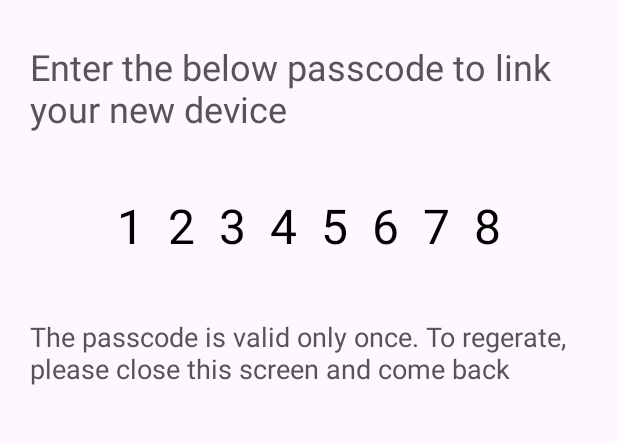
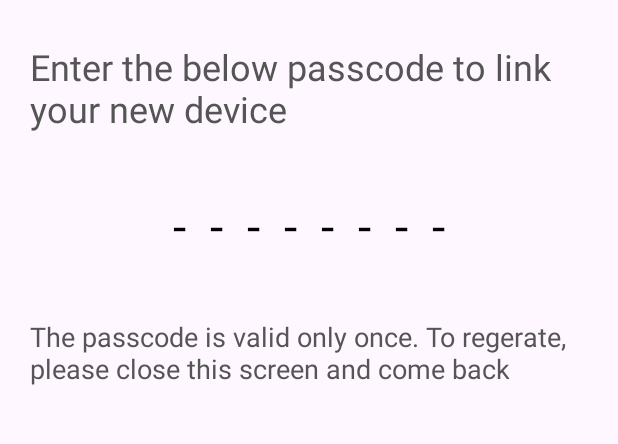
Before and after one commit to antandbuffalo/QuickNote, an Android app: the AddNewDevice screen opened directly, with no data from a screen before it, on a phone screen of 412 x 824 dp, the part 254-698 px from its top. Run offline under Robolectric (Android 15) with nearby library versions, the phone set to English and light mode, and no system bars.

Commit message:
fixed crash

```diff
--- a/app/src/main/java/com/antandbuffalo/quicknote/service/QuickNoteModel.java
+++ b/app/src/main/java/com/antandbuffalo/quicknote/service/QuickNoteModel.java
@@ -1,5 +1,8 @@
 package com.antandbuffalo.quicknote.service;
 
+import androidx.annotation.Keep;
+
+@Keep
 public class QuickNoteModel {
     public String text;
     public String id;
--- a/app/src/main/java/com/antandbuffalo/quicknote/service/QuickNoteResponse.java
+++ b/app/src/main/java/com/antandbuffalo/quicknote/service/QuickNoteResponse.java
@@ -1,5 +1,8 @@
 package com.antandbuffalo.quicknote.service;
 
+import androidx.annotation.Keep;
+
+@Keep
 public class QuickNoteResponse {
     private String status = null;
     private String text = null;
--- a/app/src/main/res/layout/activity_add_new_device.xml
+++ b/app/src/main/res/layout/activity_add_new_device.xml
@@ -32,7 +32,7 @@
         android:layout_marginTop="40dp"
         android:layout_marginEnd="20dp"
         android:letterSpacing="0.5"
-        android:text="12345678"
+        android:text="--------"
         android:textAlignment="center"
         android:textColor="@color/colorOnPrimary"
         android:textSize="32sp"
```
